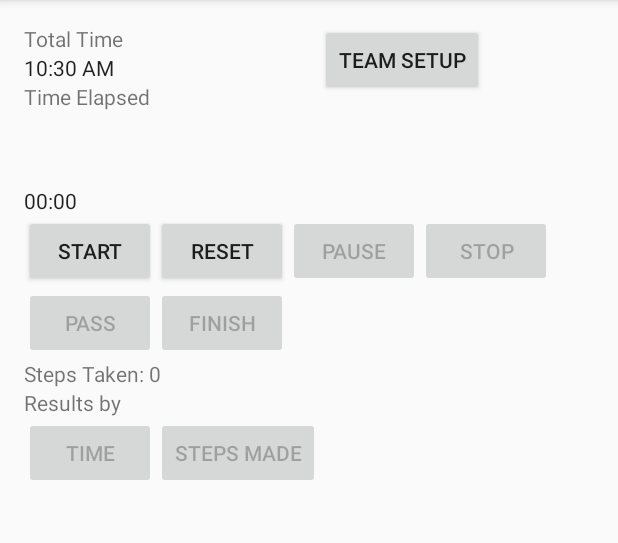
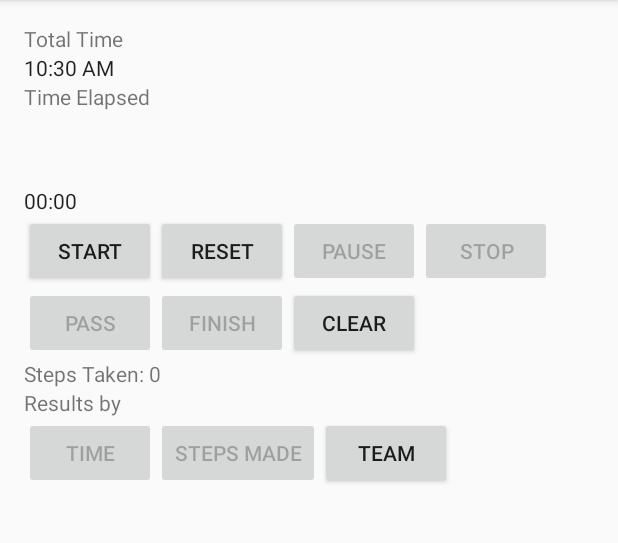
Before and after one commit to SuperBigL/AndroidFinalProject1, an Android app: the FinalProjectActivity screen opened directly, with no data from a screen before it, on a phone screen of 412 x 824 dp, the part 84-627 px from its top. Run offline under Robolectric (Android 15) with nearby library versions, the phone set to English and light mode, and no system bars.

Commit message:
Added the Clear button to make sure that the user can get rid of the listview and start all over again.

```diff
--- a/app/src/main/res/layout/content_final_project.xml
+++ b/app/src/main/res/layout/content_final_project.xml
@@ -61,6 +61,14 @@
         android:onClick="onClick"
         android:layout_below="@id/chrono"/>
 
+    <Button
+        android:layout_width="wrap_content"
+        android:layout_height="wrap_content"
+        android:id="@+id/clearallbutton"
+        android:text="Clear"
+        android:layout_toRightOf="@id/finishbutton"
+        android:layout_below="@id/startbutton"
+        android:onClick="onClick" />
 
 
     <Button
@@ -95,7 +103,8 @@
         android:id="@+id/finishbutton"
         android:text="Finish"
         android:layout_toRightOf="@id/passoff"
-        android:layout_below="@id/startbutton" />
+        android:layout_below="@id/startbutton"
+        android:onClick="onClick" />
 
     <TextView
         android:layout_width="wrap_content"
@@ -144,8 +153,10 @@
         android:layout_width="wrap_content"
         android:layout_height="wrap_content"
         android:id="@+id/teamsetup"
-        android:text="Team Setup"
-        android:layout_toRightOf="@id/viewbysteps" />
+        android:text="Team"
+        android:layout_toRightOf="@id/viewbysteps"
+        android:layout_below="@id/resultstext"
+        android:onClick="onClick" />
 
 
     <TextView
```
Also changed, not shown: app/src/main/java/leban/nait/ca/finalproject/FinalProjectActivity.java (+20 -3 lines), app/src/main/java/leban/nait/ca/finalproject/StepsGraph.java (+32 -0 lines), app/src/main/java/leban/nait/ca/finalproject/Team.java (+6 -2 lines), app/src/main/java/leban/nait/ca/finalproject/TimesGraph.java (+32 -6 lines).
